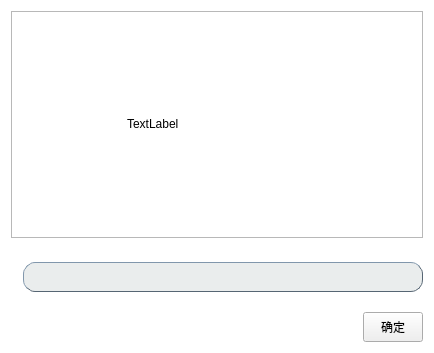
Before: the Qt Designer form ui/ReName.ui in aibotez/SBCClientV2, drawn with Qt 5.
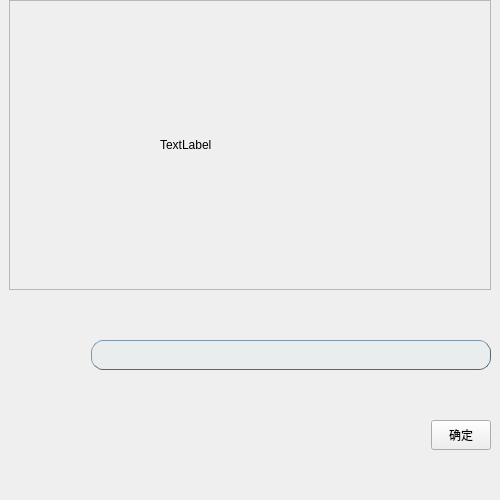
After: the same form once the commit is applied.

Patch:
```diff
--- a/ui/ReName.ui
+++ b/ui/ReName.ui
@@ -1,42 +1,55 @@
 <?xml version="1.0" encoding="UTF-8"?>
 <ui version="4.0">
- <class>Form</class>
- <widget class="QWidget" name="Form">
+ <class>MainWindow</class>
+ <widget class="QMainWindow" name="MainWindow">
   <property name="geometry">
    <rect>
     <x>0</x>
     <y>0</y>
-    <width>434</width>
-    <height>353</height>
+    <width>500</width>
+    <height>500</height>
    </rect>
   </property>
+  <property name="maximumSize">
+   <size>
+    <width>500</width>
+    <height>500</height>
+   </size>
+  </property>
+  <property name="sizeIncrement">
+   <size>
+    <width>500</width>
+    <height>500</height>
+   </size>
+  </property>
   <property name="windowTitle">
-   <string>重命名</string>
+   <string>MainWindow</string>
+  </property>
+  <widget class="QWidget" name="centralwidget">
+   <property name="minimumSize">
+    <size>
+     <width>500</width>
+     <height>0</height>
+    </size>
+   </property>
+   <property name="maximumSize">
+    <size>
+     <width>500</width>
+     <height>16777215</height>
+    </size>
   </property>
   <property name="layoutDirection">
    <enum>Qt::RightToLeft</enum>
   </property>
-  <property name="styleSheet">
-   <string notr="true">#Form
-{
-	background:white;
-	border:none;
-}
-#scrollArea_7
-{
-	background:white;
-	border:none;
-}
-
-#scrollAreaWidgetContents_7 QFrame:hover{
-	background:#D0D3D4;
-	border-radius:22px;
-	opacity:0.5;
-	}</string>
-  </property>
-  <layout class="QVBoxLayout" name="verticalLayout" stretch="101,2,2,0">
+   <layout class="QVBoxLayout" name="verticalLayout" stretch="10,0,1,1">
    <property name="spacing">
-    <number>20</number>
+     <number>50</number>
+    </property>
+    <property name="topMargin">
+     <number>0</number>
+    </property>
+    <property name="bottomMargin">
+     <number>50</number>
    </property>
    <item>
     <widget class="QFrame" name="frame">
@@ -133,7 +146,7 @@
      <property name="sizeHint" stdset="0">
       <size>
        <width>20</width>
-       <height>1</height>
+        <height>0</height>
       </size>
      </property>
     </spacer>
@@ -184,6 +197,7 @@
     </widget>
    </item>
   </layout>
+  </widget>
  </widget>
  <resources/>
  <connections/>
```
Lines whose indentation alone changed are shown as unchanged.
